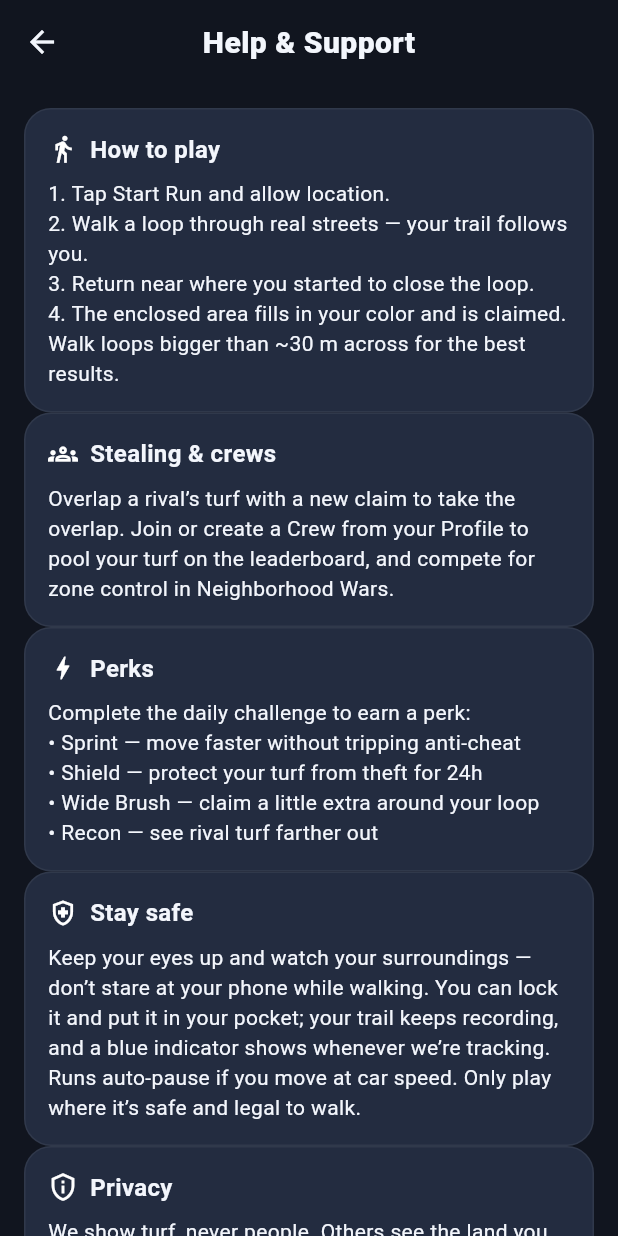
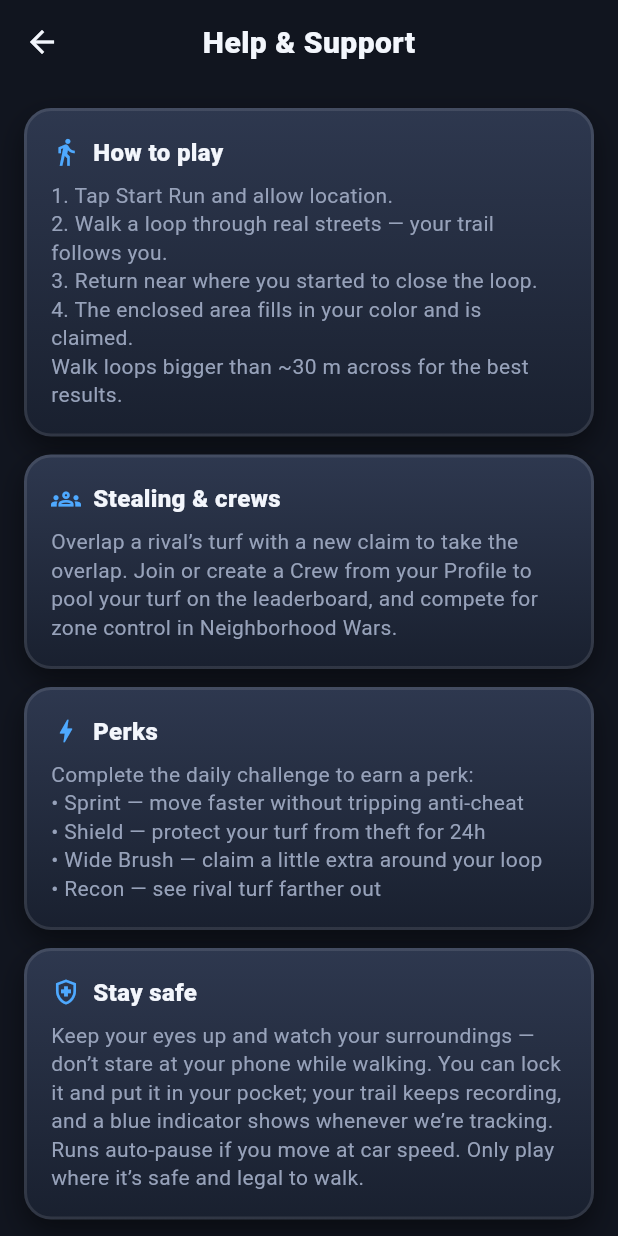
Before and after one commit to pranaymunj/mob-game, a Flutter app: the HomeScreen screen opened directly, item 5 of the bottom bar chosen, after a tap on "Help & Support", on a phone screen of 412 x 824 dp. Run offline on Flutter 3.47's test engine with Material 3 defaults, Android fonts, the phone set to English and light mode, and no system bars; our stand-ins replace flutter_dotenv, flutter_local_notifications, flutter_riverpod, geolocator, image_picker, share_plus and 2 more; missing offline and left inert: mapbox_maps_flutter, turf; accounts and stored records are empty; network calls fail.

Commit message:
Polish dark theme: GamePanel Help screen, HUD icons, remove debug strip
Co-Authored-By: Claude Opus 4.8 <noreply@anthropic.com>

```diff
--- a/lib/features/help/help_screen.dart
+++ b/lib/features/help/help_screen.dart
@@ -2,6 +2,9 @@
 // privacy, FAQ, and how to reach support.
 
 import 'package:flutter/material.dart';
+
+import '../../core/theme.dart';
+import '../../core/ui_kit.dart';
 
 class HelpScreen extends StatelessWidget {
   const HelpScreen({super.key});
@@ -91,21 +94,22 @@ class _Section extends StatelessWidget {
 
   @override
   Widget build(BuildContext context) {
-    return Card(
-      child: Padding(
-        padding: const EdgeInsets.all(16),
+    return Padding(
+      padding: const EdgeInsets.only(bottom: AppSpace.md),
+      child: GamePanel(
         child: Column(
           crossAxisAlignment: CrossAxisAlignment.start,
           children: [
             Row(children: [
-              Icon(icon, size: 20),
+              Icon(icon, size: 20, color: AppColors.accent),
               const SizedBox(width: 8),
               Text(title,
                   style: const TextStyle(
-                      fontWeight: FontWeight.bold, fontSize: 16)),
+                      fontWeight: FontWeight.w800, fontSize: 16)),
             ]),
             const SizedBox(height: 8),
-            Text(body),
+            Text(body,
+                style: const TextStyle(color: AppColors.muted, height: 1.35)),
           ],
         ),
       ),
@@ -120,11 +124,27 @@ class _FaqTile extends StatelessWidget {
 
   @override
   Widget build(BuildContext context) {
-    return Card(
+    return Padding(
+      padding: const EdgeInsets.only(bottom: AppSpace.md),
+      child: GamePanel(
+        padding: EdgeInsets.zero,
+        child: Theme(
+          // Hide the default divider lines for a cleaner expansion tile.
+          data: Theme.of(context).copyWith(dividerColor: Colors.transparent),
           child: ExpansionTile(
-        title: Text(q, style: const TextStyle(fontWeight: FontWeight.w600)),
-        childrenPadding: const EdgeInsets.fromLTRB(16, 0, 16, 16),
-        children: [Align(alignment: Alignment.centerLeft, child: Text(a))],
+            shape: const Border(),
+            title: Text(q,
+                style: const TextStyle(fontWeight: FontWeight.w700)),
+            childrenPadding:
+                const EdgeInsets.fromLTRB(AppSpace.lg, 0, AppSpace.lg, AppSpace.lg),
+            children: [
+              Align(
+                  alignment: Alignment.centerLeft,
+                  child: Text(a,
+                      style: const TextStyle(color: AppColors.muted))),
+            ],
+          ),
+        ),
       ),
     );
   }
@@ -135,25 +155,24 @@ class _Contact extends StatelessWidget {
 
   @override
   Widget build(BuildContext context) {
-    return Card(
-      child: Padding(
-        padding: const EdgeInsets.all(16),
+    return GamePanel(
       child: Column(
         crossAxisAlignment: CrossAxisAlignment.start,
         children: const [
           Row(children: [
-              Icon(Icons.support_agent, size: 20),
+            Icon(Icons.support_agent, size: 20, color: AppColors.accent),
             SizedBox(width: 8),
             Text('Contact support',
-                  style: TextStyle(fontWeight: FontWeight.bold, fontSize: 16)),
+                style: TextStyle(fontWeight: FontWeight.w800, fontSize: 16)),
           ]),
           SizedBox(height: 8),
-            Text('Need help or found a bug? Email us:'),
+          Text('Need help or found a bug? Email us:',
+              style: TextStyle(color: AppColors.muted)),
           SizedBox(height: 4),
           SelectableText('support@claimr.app',
-                style: TextStyle(fontWeight: FontWeight.w600)),
+              style: TextStyle(
+                  fontWeight: FontWeight.w700, color: AppColors.accent)),
         ],
-        ),
       ),
     );
   }
--- a/lib/features/home/home_screen.dart
+++ b/lib/features/home/home_screen.dart
@@ -76,7 +76,7 @@ class HomeScreen extends ConsumerWidget {
                     stats: stats.value,
                     coins: ref.watch(myPlayerProvider).value?.coins ?? 0,
                   ),
-                  const Spacer(flex: 2),
+                  const Spacer(),
                   // Wordmark
                   Text(
                     AppConstants.appName.toUpperCase(),
@@ -203,26 +203,43 @@ class _PlayerHud extends StatelessWidget {
               ],
             ),
           ),
-          const SizedBox(width: 10),
-          Column(
-            children: [
-              const Text('🪙', style: TextStyle(fontSize: 16)),
-              Text('$coins',
-                  style: const TextStyle(
-                      color: Colors.white, fontWeight: FontWeight.bold)),
-            ],
+          const SizedBox(width: 12),
+          _HudStat(
+            icon: Icons.monetization_on,
+            color: AppColors.gold,
+            value: '$coins',
           ),
-          const SizedBox(width: 10),
-          Column(
-            children: [
-              const Text('🔥', style: TextStyle(fontSize: 16)),
-              Text('${s?.currentStreak ?? 0}',
-                  style: const TextStyle(
-                      color: Colors.white, fontWeight: FontWeight.bold)),
-            ],
+          const SizedBox(width: 14),
+          _HudStat(
+            icon: Icons.local_fire_department,
+            color: const Color(0xFFFF7043),
+            value: '${s?.currentStreak ?? 0}',
           ),
         ],
       ),
+    );
+  }
+}
+
+// A compact icon + value pair for the top HUD (coins, streak).
+class _HudStat extends StatelessWidget {
+  final IconData icon;
+  final Color color;
+  final String value;
+  const _HudStat(
+      {required this.icon, required this.color, required this.value});
+
+  @override
+  Widget build(BuildContext context) {
+    return Row(
+      mainAxisSize: MainAxisSize.min,
+      children: [
+        Icon(icon, color: color, size: 18),
+        const SizedBox(width: 4),
+        Text(value,
+            style: const TextStyle(
+                color: Colors.white, fontWeight: FontWeight.w800, fontSize: 15)),
+      ],
     );
   }
 }
@@ -241,7 +258,7 @@ class _MissionCard extends StatelessWidget {
       decoration: BoxDecoration(
         color: Colors.black.withValues(alpha: 0.55),
         borderRadius: BorderRadius.circular(16),
-        border: Border.all(color: accent.withValues(alpha: 0.7), width: 1.5),
+        border: Border.all(color: Colors.white.withValues(alpha: 0.10)),
       ),
       child: Column(
         crossAxisAlignment: CrossAxisAlignment.start,
```
Also changed, not shown: lib/features/run/run_screen.dart (+0 -49 lines). Lines whose indentation alone changed are shown as unchanged.
